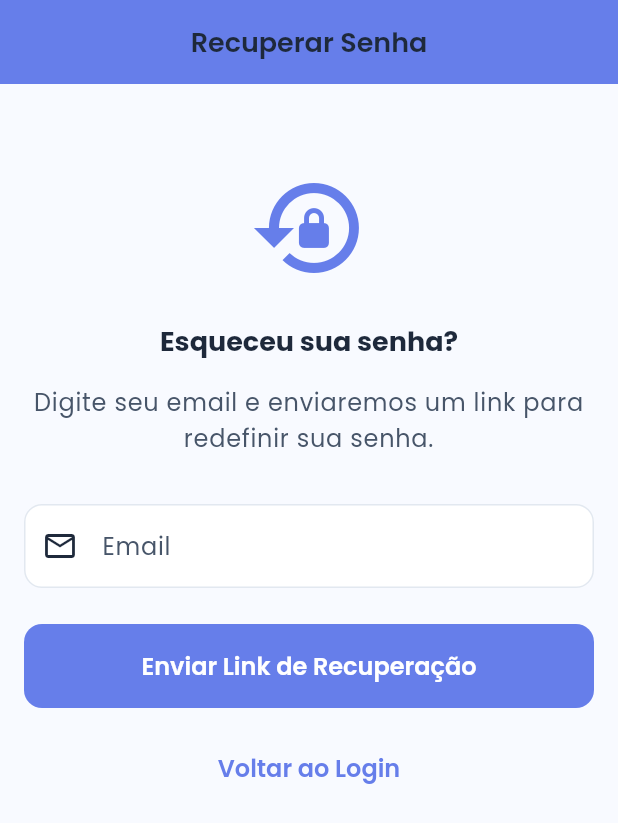
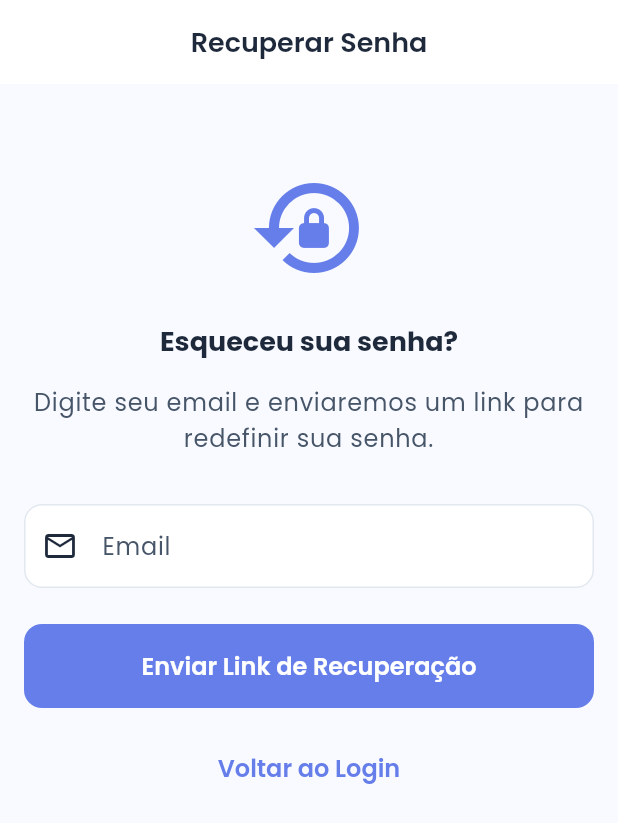
Before and after one commit to jodaias/medical-consultation, a Flutter app: the ForgotPasswordPage screen opened by its route, on a phone screen of 412 x 824 dp. Shown: the top 823 px of the screen. Run offline on Flutter 3.47's test engine with Material 3 defaults, Android fonts, the phone set to English and light mode, and no system bars; our stand-ins replace dio, file_picker, firebase_core, firebase_messaging, fl_chart, flutter_form_builder and 14 more; accounts and stored records are empty; generated files the repository leaves out were written again.

Commit message:
removedno background da appbar

```diff
--- a/frontend/lib/features/auth/presentation/pages/forgot_password_page.dart
+++ b/frontend/lib/features/auth/presentation/pages/forgot_password_page.dart
@@ -47,8 +47,6 @@ class _ForgotPasswordPageState extends State<ForgotPasswordPage> {
     return Scaffold(
       appBar: AppBar(
         title: const Text('Recuperar Senha'),
-        backgroundColor: AppTheme.primaryColor,
-        foregroundColor: Colors.white,
         elevation: 0,
       ),
       body: Observer(
--- a/frontend/lib/features/doctor/presentation/pages/patient_list_page.dart
+++ b/frontend/lib/features/doctor/presentation/pages/patient_list_page.dart
@@ -49,8 +49,6 @@ class _PatientListPageState extends State<PatientListPage> {
     return Scaffold(
       appBar: AppBar(
         title: const Text('Meus Pacientes'),
-        backgroundColor: AppTheme.primaryColor,
-        foregroundColor: Colors.white,
         elevation: 0,
       ),
       body: Column(
```
